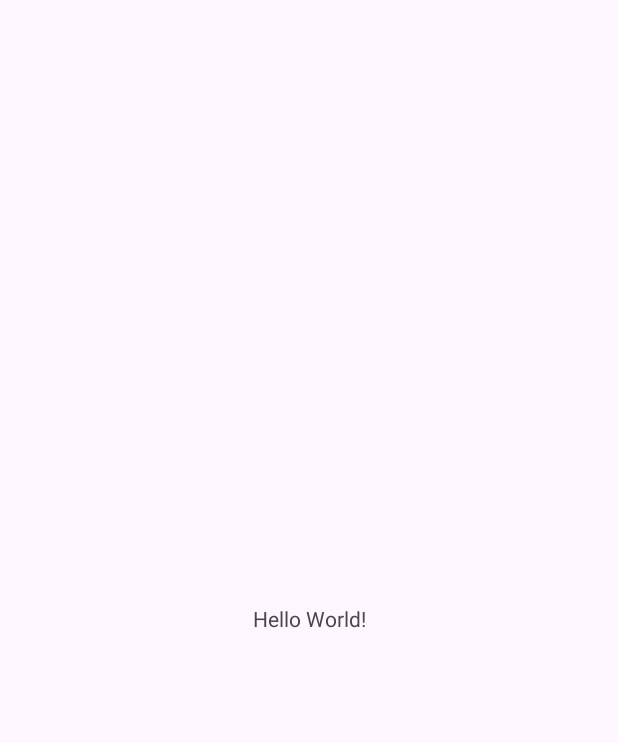
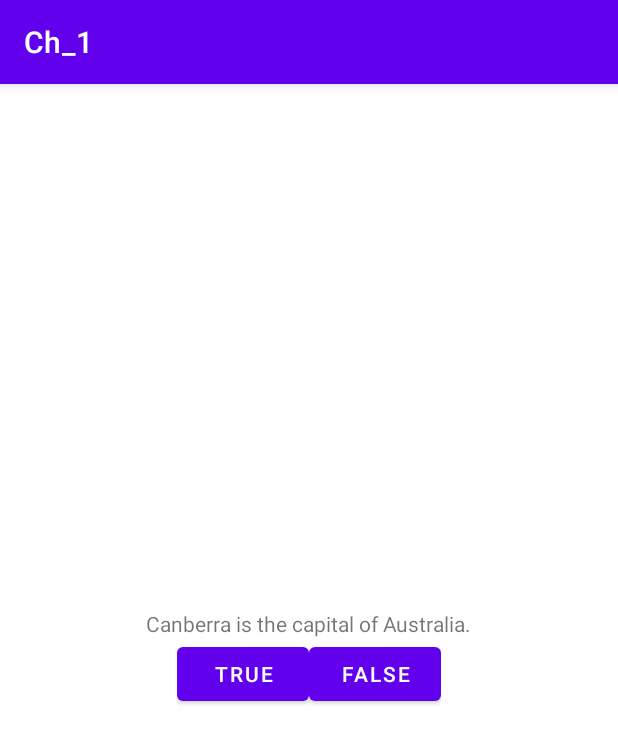
Before and after one commit to skimmonsmsu/Ch_1, an Android app: the screen it shows after launch (MainActivity), on a phone screen of 412 x 824 dp. Before the commit the part shown is almost empty. Shown: the top 743 px of the screen. Run offline under Robolectric (Android 15) with nearby library versions, the phone set to English and light mode, and no system bars.

Commit message:
This works 1

```diff
--- a/app/build.gradle.kts
+++ b/app/build.gradle.kts
@@ -5,7 +5,7 @@ plugins {
 
 android {
     namespace = "com.simmons.ch_1"
-    compileSdk = 34
+    compileSdk = 36
 
     defaultConfig {
         applicationId = "com.simmons.ch_1"
--- a/app/src/main/java/com/simmons/ch_1/MainActivity.kt
+++ b/app/src/main/java/com/simmons/ch_1/MainActivity.kt
@@ -9,12 +9,7 @@ import androidx.core.view.WindowInsetsCompat
 class MainActivity : AppCompatActivity() {
     override fun onCreate(savedInstanceState: Bundle?) {
         super.onCreate(savedInstanceState)
-        enableEdgeToEdge()
         setContentView(R.layout.activity_main)
-        ViewCompat.setOnApplyWindowInsetsListener(findViewById(R.id.main)) { v, insets ->
-            val systemBars = insets.getInsets(WindowInsetsCompat.Type.systemBars())
-            v.setPadding(systemBars.left, systemBars.top, systemBars.right, systemBars.bottom)
-            insets
-        }
+
     }
 }
--- a/app/src/main/res/layout/activity_main.xml
+++ b/app/src/main/res/layout/activity_main.xml
@@ -1,19 +1,37 @@
 <?xml version="1.0" encoding="utf-8"?>
-<androidx.constraintlayout.widget.ConstraintLayout xmlns:android="http://schemas.android.com/apk/res/android"
+<LinearLayout xmlns:android="http://schemas.android.com/apk/res/android"
     xmlns:app="http://schemas.android.com/apk/res-auto"
     xmlns:tools="http://schemas.android.com/tools"
     android:id="@+id/main"
     android:layout_width="match_parent"
     android:layout_height="match_parent"
+    android:gravity="center"
+    android:orientation="vertical"
     tools:context=".MainActivity">
 
     <TextView
         android:layout_width="wrap_content"
         android:layout_height="wrap_content"
-        android:text="Hello World!"
-        app:layout_constraintBottom_toBottomOf="parent"
-        app:layout_constraintEnd_toEndOf="parent"
-        app:layout_constraintStart_toStartOf="parent"
-        app:layout_constraintTop_toTopOf="parent" />
+        android:text="@string/question_text"
+    />
 
-</androidx.constraintlayout.widget.ConstraintLayout>
+    <LinearLayout
+        android:layout_width="wrap_content"
+        android:layout_height="wrap_content"
+        android:orientation="horizontal">
+
+        <Button
+            android:id="@+id/true_button"
+            android:layout_width="wrap_content"
+            android:layout_height="wrap_content"
+            android:text="@string/true_button"/>
+
+        <Button
+            android:id="@+id/false_button"
+            android:layout_width="wrap_content"
+            android:layout_height="wrap_content"
+            android:text="@string/false_button"/>
+
+    </LinearLayout>
+
+</LinearLayout>
--- a/app/src/main/res/values/colors.xml
+++ b/app/src/main/res/values/colors.xml
@@ -1,5 +1,10 @@
 <?xml version="1.0" encoding="utf-8"?>
 <resources>
+    <color name="purple_200">#FFBB86FC</color>
+    <color name="purple_500">#FF6200EE</color>
+    <color name="purple_700">#FF3700B3</color>
+    <color name="teal_200">#FF03DAC5</color>
+    <color name="teal_700">#FF018786</color>
     <color name="black">#FF000000</color>
     <color name="white">#FFFFFFFF</color>
 </resources>
--- a/app/src/main/res/values/strings.xml
+++ b/app/src/main/res/values/strings.xml
@@ -1,3 +1,8 @@
 <resources>
     <string name="app_name">Ch_1</string>
+    <string name="true_button">True</string>
+    <string name="false_button">False</string>
+    <string name="question_text">Canberra is the capital of Australia.</string>
+    <string name="correct_toast">Correct</string>
+    <string name="incorrect_toast">Incorrect</string>
 </resources>
--- a/app/src/main/res/values/themes.xml
+++ b/app/src/main/res/values/themes.xml
@@ -1,8 +1,16 @@
 <resources xmlns:tools="http://schemas.android.com/tools">
     <!-- Base application theme. -->
-    <style name="Base.Theme.Ch_1" parent="Theme.Material3.DayNight.NoActionBar">
-        <!-- Customize your light theme here. -->
-        <!-- <item name="colorPrimary">@color/my_light_primary</item> -->
+    <style name="Base.Theme.Ch_1" parent="Theme.MaterialComponents.DayNight.DarkActionBar">
+        <!-- Primary brand color. -->
+        <item name="colorPrimary">@color/purple_500</item>
+        <item name="colorPrimaryVariant">@color/purple_700</item>
+        <item name="colorOnPrimary">@color/white</item>
+        <!-- Secondary brand color. -->
+        <item name="colorSecondary">@color/teal_200</item>
+        <item name="colorSecondaryVariant">@color/teal_700</item>
+        <item name="colorOnSecondary">@color/black</item>
+        <!-- Status bar color. -->
+        <item name="android:statusBarColor">?attr/colorPrimaryVariant</item>
     </style>
 
     <style name="Theme.Ch_1" parent="Base.Theme.Ch_1" />
```
